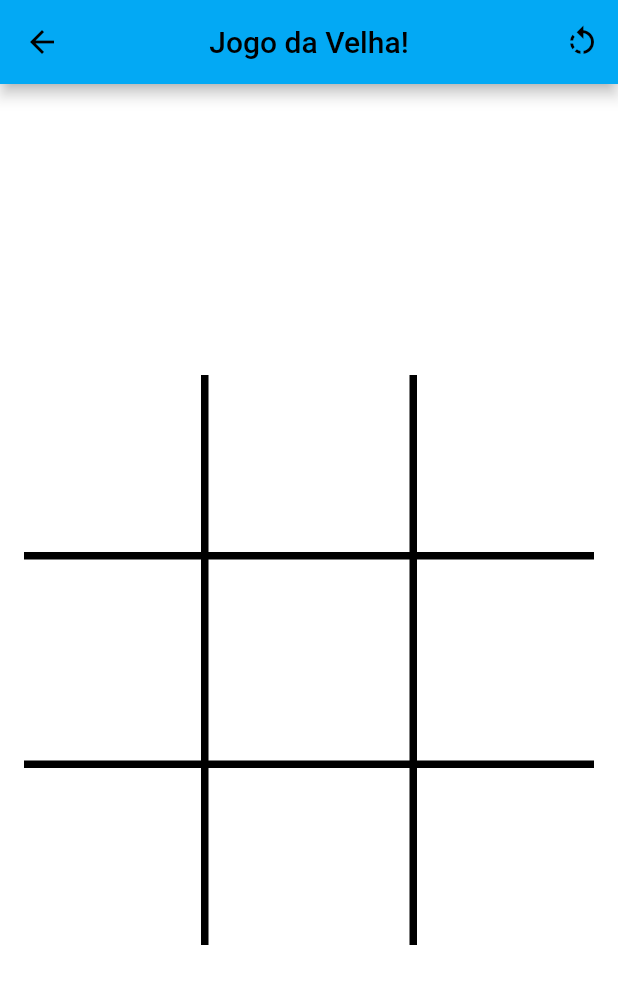
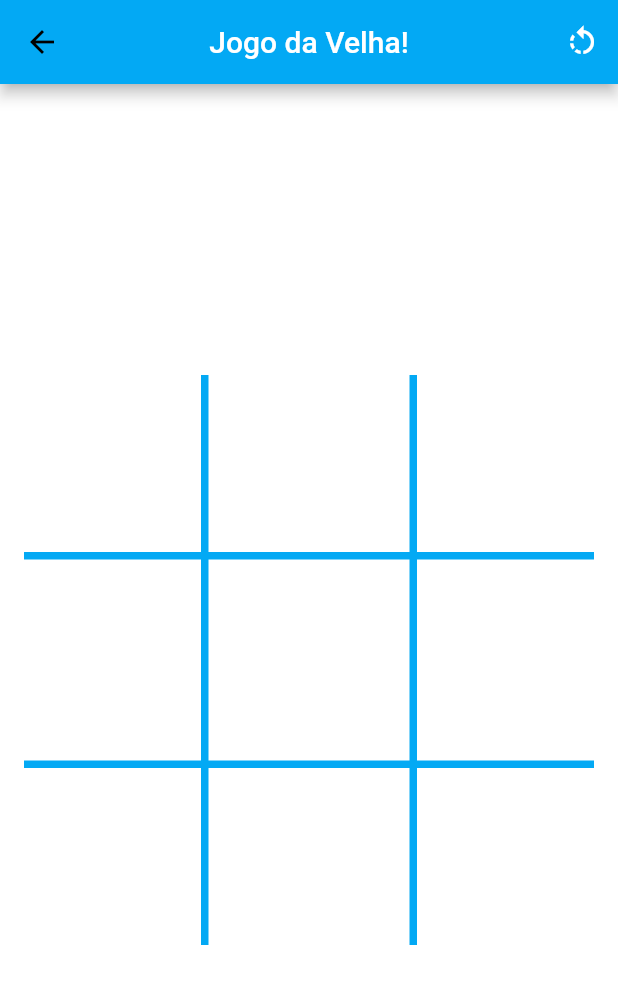
Before and after one commit to CodeBeeta/passatempo, a Flutter app: the Selecao screen opened directly, after a tap on "Jogo da Velha!", on a phone screen of 412 x 824 dp. Shown: the top 984 px of the screen. Run offline on Flutter 3.47's test engine with Material 2 defaults, Android fonts, the phone set to English and light mode, and no system bars.

Commit message:
Pequena alteração estética

```diff
--- a/lib/Telas/home/home.dart
+++ b/lib/Telas/home/home.dart
@@ -6,7 +6,7 @@ class Home extends StatelessWidget {
   Widget build(BuildContext context) {
     return Scaffold(
       appBar: AppBar(
-        title: Text('PassaTempo App'),
+        title: Text('PassaTempo App', style: TextStyle(color: Colors.white, fontSize: 20.0)),
       ),
       body: Center(
         child: RaisedButton(
--- a/lib/Telas/minigames/tictactoe.dart
+++ b/lib/Telas/minigames/tictactoe.dart
@@ -36,11 +36,11 @@ class _PageState extends State<tictactoe> {
     return Scaffold(
       backgroundColor: Colors.white,
       appBar: AppBar(
-        title: Text("Jogo da Velha!", style: TextStyle(color: Colors.black, fontSize: 20.0)),
+        title: Text("Jogo da Velha!", style: TextStyle(color: Colors.white, fontSize: 20.0)),
         backgroundColor: Colors.lightBlue,
         centerTitle: true,
         actions: <Widget>[
-          IconButton(icon: Icon(Icons.rotate_left), onPressed: _limpaTudo, color: Colors.black),
+          IconButton(icon: Icon(Icons.rotate_left), onPressed: _limpaTudo, color: Colors.white),
         ],
       ),
       body: Center(
@@ -74,7 +74,7 @@ class _PageState extends State<tictactoe> {
   Container get buildHorizontalLine{
     return new Container(
       margin: EdgeInsets.only(left: 16.0, right: 16.0),
-      color: Colors.black,
+      color: Colors.lightBlue,
       height: 5.0,
     );
   }
@@ -82,7 +82,7 @@ class _PageState extends State<tictactoe> {
   Container get buildVerticalLine{
     return new Container(
       margin: EdgeInsets.only(top: 16.0, bottom: 16.0),
-      color: Colors.black,
+      color: Colors.lightBlue,
       width: 5.0,
     );
   }
--- a/lib/Telas/selecao/selecao.dart
+++ b/lib/Telas/selecao/selecao.dart
@@ -6,7 +6,7 @@ class Selecao extends StatelessWidget {
   Widget build(BuildContext context) {
     return Scaffold(
       appBar: AppBar(
-        title: Text("Selecione um dos minigames!"),
+        title: Text("Selecione um dos minigames!", style: TextStyle(color: Colors.white, fontSize: 20.0)),
       ),
       body: Center(
         child: Column (
```
